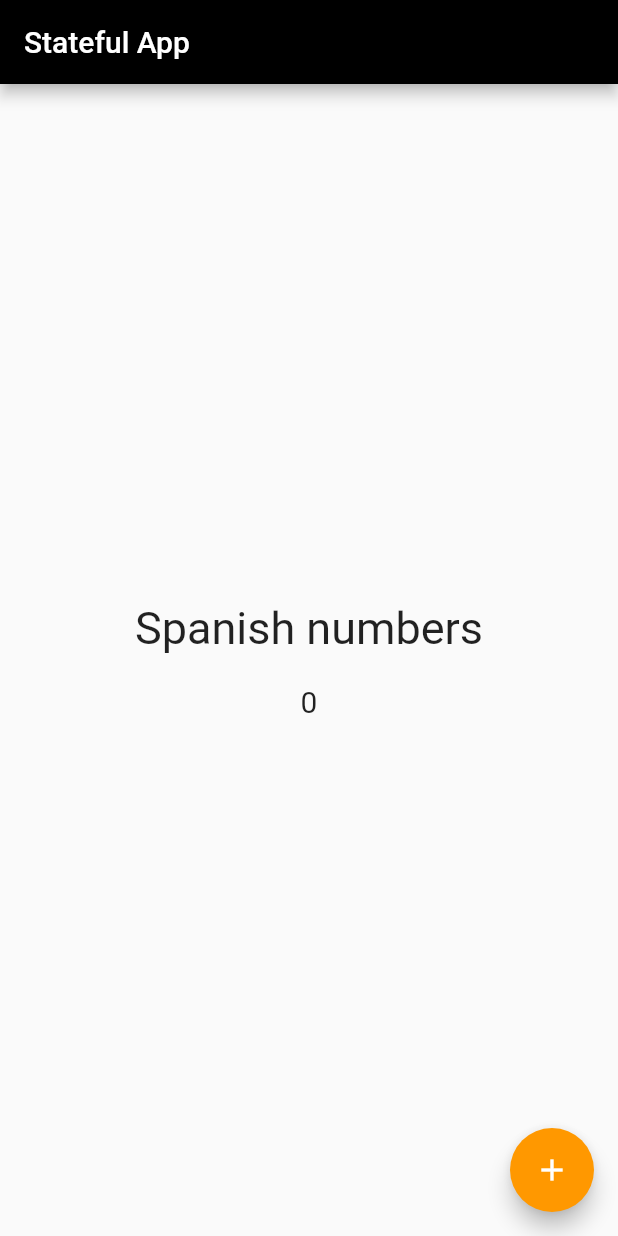
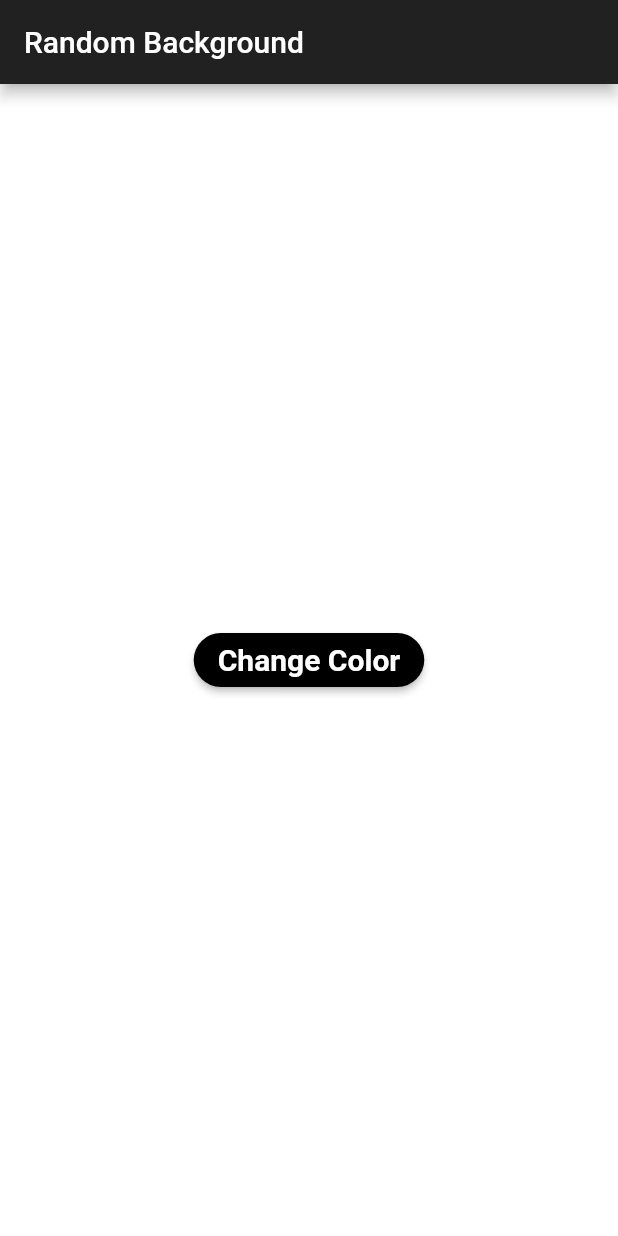
Before and after one commit to nitinreddy3/Child-Care, a Flutter app: the screen it shows after launch, on a phone screen of 412 x 824 dp. Run offline on Flutter 3.47's test engine with Material 2 defaults, Android fonts, the phone set to English and light mode, and no system bars.

Commit message:
Created an app to change the background of the body and the button

```diff
--- a/lib/main.dart
+++ b/lib/main.dart
@@ -1,97 +1,81 @@
 import 'package:flutter/material.dart';
+import 'dart:math';
 
-void main() {
-  runApp(MyApp());
-}
+void main() => runApp(MyApp());
 
-class MyApp extends StatefulWidget {
-  @override
-  _MyAppState createState() => _MyAppState();
-}
-
-class _MyAppState extends State<MyApp> {
+class MyApp extends StatelessWidget {
   @override
   Widget build(BuildContext context) {
     return MaterialApp(
-      home: MyButton(),
+      title: 'BG Changer',
+      debugShowCheckedModeBanner: false,
+      theme: ThemeData.dark(),
+      home: Scaffold(
+        appBar: AppBar(
+          title: Text('Random Background'),
+        ),
+        body: HomePage(),
+      ),
     );
   }
 }
 
-class MyButton extends StatefulWidget {
+class HomePage extends StatefulWidget {
   @override
-  MyButtonState createState() {
-    // TODO: implement createState
-    return MyButtonState();
-  }
+  _HomePageState createState() => _HomePageState();
 }
 
-class MyButtonState extends State<MyButton> {
-  int counter = 0;
-  List<String> spanishNumbers = [
-    "uno",
-    "dos",
-    "tres",
-    "cuatro",
-    "cinco",
-    "seis",
-    "seite",
-    "ocho",
-    "nueve",
-    "dietz",
+class _HomePageState extends State<HomePage> {
+  var colors = [
+    Colors.amber,
+    Colors.black,
+    Colors.blue,
+    Colors.red,
+    Colors.green,
+    Colors.pink,
+    Colors.orange,
   ];
 
-  String defaultText = "Spanish numbers";
+  var btnColors = [
+    Colors.amberAccent,
+    Colors.brown,
+    Colors.teal,
+    Colors.green,
+    Colors.pink,
+    Colors.orange,
+  ];
 
-  void _displaySNumbers() {
-    if (counter < 9) {
+  var currentColor = Colors.white;
+  var currentBtnColor = Colors.black;
+
+  changeColor() {
+    var rnd = Random().nextInt(6);
+    var btnRnd = Random().nextInt(5);
     setState(() {
-        counter += 1;
-        defaultText = spanishNumbers[counter];
+      currentColor = colors[rnd];
+      currentBtnColor = btnColors[btnRnd];
     });
-    } else {
-      setState(() {
-        counter = 0;
-        defaultText = "Spanish numbers";
-      });
-    }
   }
 
   @override
-  Widget build(BuildContext ctx) {
-    return Scaffold(
-      appBar: AppBar(
-        title: Text('Stateful App'),
-        backgroundColor: Colors.black,
-      ),
-      body: Container(
+  Widget build(BuildContext context) {
+    return Container(
+      color: currentColor,
       child: Center(
-          child: Column(
-            mainAxisAlignment: MainAxisAlignment.center,
-            children: <Widget>[
-              Text(
-                defaultText,
+        child: RaisedButton(
+          color: currentBtnColor,
+          child: Text(
+            'Change Color',
             style: TextStyle(
-                  fontSize: 30.0,
+              fontSize: 20,
+              fontWeight: FontWeight.bold,
             ),
           ),
-              Padding(
-                padding: EdgeInsets.all(10.0),
-              ),
-              Text(
-                '$counter',
-                style: TextStyle(
-                  fontSize: 20.0,
+          onPressed: changeColor,
+          shape: RoundedRectangleBorder(
+            borderRadius: BorderRadius.circular(30.0),
           ),
         ),
-            ],
-          ),
-        ),
-      ),
-      floatingActionButton: FloatingActionButton(
-        onPressed: _displaySNumbers,
-        child: Icon(Icons.add),
-        backgroundColor: Colors.orange,
       ),
     );
   }
```
Lines whose indentation alone changed are shown as unchanged.
